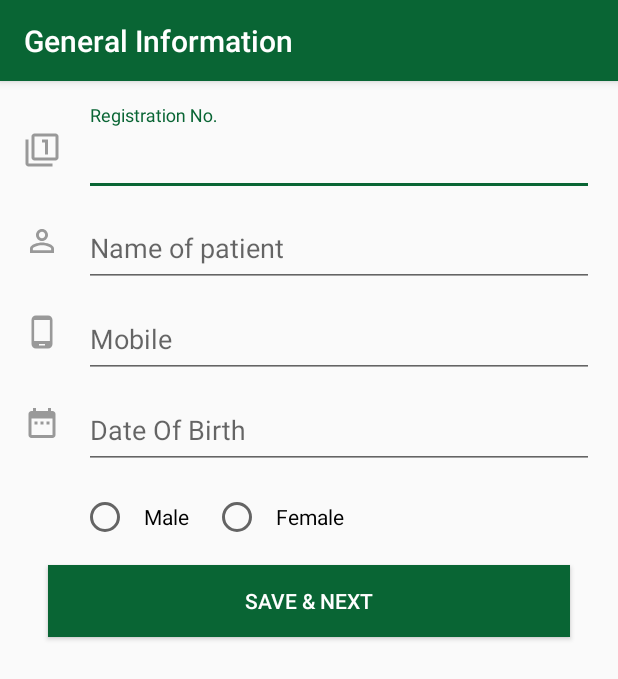
After one commit to paddyhost/RMP, an Android app: the GeneralInformation screen opened directly, with no data from a screen before it, on a phone screen of 412 x 824 dp. The commit adds this screen. Shown: the top 679 px of the screen. Run offline under Robolectric (Android 15) with nearby library versions, the phone set to English and light mode, and no system bars.

Commit message:
General Information

```diff
--- /dev/null
+++ b/app/src/main/java/com/example/admin/rmp/GeneralInformation.java
@@ -0,0 +1,35 @@
+package com.example.admin.rmp;
+
+import android.content.Context;
+import android.net.Uri;
+import android.os.Bundle;
+import android.support.v4.app.Fragment;
+import android.support.v7.app.AppCompatActivity;
+import android.support.v7.widget.Toolbar;
+import android.view.LayoutInflater;
+import android.view.View;
+import android.view.ViewGroup;
+
+public class GeneralInformation extends Fragment {
+
+    Toolbar customertoolbar;
+
+    public GeneralInformation() {
+        // Required empty public constructor
+    }
+
+    @Override
+    public void onCreate(Bundle savedInstanceState) {
+        super.onCreate(savedInstanceState);
+
+    }
+
+    @Override
+    public View onCreateView(LayoutInflater inflater, ViewGroup container,
+                             Bundle savedInstanceState) {
+        View rootview = inflater.inflate(R.layout.fragment_general_information, container, false);
+        customertoolbar = (Toolbar) rootview.findViewById(R.id.customer_toolbar);
+        ((AppCompatActivity)getActivity()).setSupportActionBar(customertoolbar);
+        return rootview;
+    }
+}
--- a/app/src/main/java/com/example/admin/rmp/MainActivity.java
+++ b/app/src/main/java/com/example/admin/rmp/MainActivity.java
@@ -1,5 +1,8 @@
 package com.example.admin.rmp;
 
+import android.app.FragmentManager;
+import android.support.v4.app.Fragment;
+import android.support.v4.app.FragmentTransaction;
 import android.support.v7.app.AppCompatActivity;
 import android.os.Bundle;
 
@@ -9,5 +12,13 @@ public class MainActivity extends AppCompatActivity {
     protected void onCreate(Bundle savedInstanceState) {
         super.onCreate(savedInstanceState);
         setContentView(R.layout.activity_main);
+        loadFragment(new GeneralInformation());
+    }
+
+    private void loadFragment(Fragment fragment) {
+        GeneralInformation generalinformation = new GeneralInformation();
+        FragmentTransaction transaction = getSupportFragmentManager().beginTransaction();
+        transaction.add(R.id.framelayout, generalinformation);
+        transaction.commit();
     }
 }
--- /dev/null
+++ b/app/src/main/res/drawable/ic_date_range_black_24dp.xml
@@ -0,0 +1,9 @@
+<vector xmlns:android="http://schemas.android.com/apk/res/android"
+        android:width="24dp"
+        android:height="24dp"
+        android:viewportWidth="24.0"
+        android:viewportHeight="24.0">
+    <path
+        android:fillColor="#999999"
+        android:pathData="M9,11L7,11v2h2v-2zM13,11h-2v2h2v-2zM17,11h-2v2h2v-2zM19,4h-1L18,2h-2v2L8,4L8,2L6,2v2L5,4c-1.11,0 -1.99,0.9 -1.99,2L3,20c0,1.1 0.89,2 2,2h14c1.1,0 2,-0.9 2,-2L21,6c0,-1.1 -0.9,-2 -2,-2zM19,20L5,20L5,9h14v11z"/>
+</vector>
--- /dev/null
+++ b/app/src/main/res/drawable/ic_filter_1_black_24dp.xml
@@ -0,0 +1,9 @@
+<vector xmlns:android="http://schemas.android.com/apk/res/android"
+        android:width="24dp"
+        android:height="24dp"
+        android:viewportWidth="24.0"
+        android:viewportHeight="24.0">
+    <path
+        android:fillColor="#999999"
+        android:pathData="M3,5L1,5v16c0,1.1 0.9,2 2,2h16v-2L3,21L3,5zM14,15h2L16,5h-4v2h2v8zM21,1L7,1c-1.1,0 -2,0.9 -2,2v14c0,1.1 0.9,2 2,2h14c1.1,0 2,-0.9 2,-2L23,3c0,-1.1 -0.9,-2 -2,-2zM21,17L7,17L7,3h14v14z"/>
+</vector>
--- /dev/null
+++ b/app/src/main/res/drawable/ic_person_outline_black_24dp.xml
@@ -0,0 +1,9 @@
+<vector xmlns:android="http://schemas.android.com/apk/res/android"
+        android:width="24dp"
+        android:height="24dp"
+        android:viewportWidth="24.0"
+        android:viewportHeight="24.0">
+    <path
+        android:fillColor="#999999"
+        android:pathData="M12,5.9c1.16,0 2.1,0.94 2.1,2.1s-0.94,2.1 -2.1,2.1S9.9,9.16 9.9,8s0.94,-2.1 2.1,-2.1m0,9c2.97,0 6.1,1.46 6.1,2.1v1.1L5.9,18.1L5.9,17c0,-0.64 3.13,-2.1 6.1,-2.1M12,4C9.79,4 8,5.79 8,8s1.79,4 4,4 4,-1.79 4,-4 -1.79,-4 -4,-4zM12,13c-2.67,0 -8,1.34 -8,4v3h16v-3c0,-2.66 -5.33,-4 -8,-4z"/>
+</vector>
--- /dev/null
+++ b/app/src/main/res/drawable/ic_phone_android_black_24dp.xml
@@ -0,0 +1,9 @@
+<vector xmlns:android="http://schemas.android.com/apk/res/android"
+        android:width="24dp"
+        android:height="24dp"
+        android:viewportWidth="24.0"
+        android:viewportHeight="24.0">
+    <path
+        android:fillColor="#999999"
+        android:pathData="M16,1L8,1C6.34,1 5,2.34 5,4v16c0,1.66 1.34,3 3,3h8c1.66,0 3,-1.34 3,-3L19,4c0,-1.66 -1.34,-3 -3,-3zM14,21h-4v-1h4v1zM17.25,18L6.75,18L6.75,4h10.5v14z"/>
+</vector>
--- a/app/src/main/res/layout/activity_main.xml
+++ b/app/src/main/res/layout/activity_main.xml
@@ -1,18 +1,10 @@
 <?xml version="1.0" encoding="utf-8"?>
-<android.support.constraint.ConstraintLayout xmlns:android="http://schemas.android.com/apk/res/android"
+<FrameLayout xmlns:android="http://schemas.android.com/apk/res/android"
     xmlns:app="http://schemas.android.com/apk/res-auto"
     xmlns:tools="http://schemas.android.com/tools"
     android:layout_width="match_parent"
     android:layout_height="match_parent"
-    tools:context="com.example.admin.rmp.MainActivity">
-
-    <TextView
-        android:layout_width="wrap_content"
-        android:layout_height="wrap_content"
-        android:text="Hello World!"
-        app:layout_constraintBottom_toBottomOf="parent"
-        app:layout_constraintLeft_toLeftOf="parent"
-        app:layout_constraintRight_toRightOf="parent"
-        app:layout_constraintTop_toTopOf="parent" />
-
-</android.support.constraint.ConstraintLayout>
+    android:orientation="vertical"
+    tools:context="com.example.admin.rmp.MainActivity"
+    android:id="@+id/framelayout">
+</FrameLayout>
--- /dev/null
+++ b/app/src/main/res/layout/fragment_general_information.xml
@@ -0,0 +1,148 @@
+<LinearLayout xmlns:android="http://schemas.android.com/apk/res/android"
+    xmlns:tools="http://schemas.android.com/tools"
+    android:layout_width="match_parent"
+    android:layout_height="match_parent"
+    android:orientation="vertical"
+    xmlns:app="http://schemas.android.com/apk/res-auto"
+    tools:context="com.example.admin.rmp.GeneralInformation">
+
+    <android.support.design.widget.AppBarLayout
+        android:id="@+id/appbar"
+        android:background="@color/colorAccent"
+        android:layout_width="match_parent"
+        android:layout_height="wrap_content"
+        android:theme="@style/ThemeOverlay.AppCompat.Dark.ActionBar">
+        <android.support.v7.widget.Toolbar
+            android:layout_width="match_parent"
+            android:layout_height="54dp"
+            android:background="@color/colorAccent"
+            app:title="General Information"
+            android:id="@+id/customer_toolbar">
+        </android.support.v7.widget.Toolbar>
+
+    </android.support.design.widget.AppBarLayout>
+
+    <LinearLayout
+        android:layout_width="match_parent"
+        android:layout_height="match_parent"
+        android:orientation="vertical"
+        android:padding="16dp">
+
+        <LinearLayout
+            android:layout_width="match_parent"
+            android:layout_height="wrap_content"
+            android:orientation="horizontal">
+
+            <ImageView
+                android:layout_width="wrap_content"
+                android:layout_height="wrap_content"
+                android:src="@drawable/ic_filter_1_black_24dp"
+                android:layout_gravity="center_vertical"
+                android:layout_marginRight="16dp"/>
+            <android.support.design.widget.TextInputLayout
+                android:layout_width="0dp"
+                android:layout_weight="1"
+                android:layout_height="wrap_content">
+                <android.support.design.widget.TextInputEditText
+                    android:layout_width="match_parent"
+                    android:layout_height="50dp"
+                    android:hint="Registration No."/>
+            </android.support.design.widget.TextInputLayout>
+        </LinearLayout>
+        <LinearLayout
+            android:layout_width="match_parent"
+            android:layout_height="wrap_content"
+            android:orientation="horizontal">
+
+            <ImageView
+                android:layout_width="wrap_content"
+                android:layout_height="wrap_content"
+                android:src="@drawable/ic_person_outline_black_24dp"
+                android:layout_gravity="center_vertical"
+                android:layout_marginRight="16dp"/>
+            <android.support.design.widget.TextInputLayout
+                android:layout_width="0dp"
+                android:layout_weight="1"
+                android:layout_height="wrap_content">
+                <android.support.design.widget.TextInputEditText
+                    android:layout_width="match_parent"
+                    android:layout_height="50dp"
+                    android:hint="Name of patient"/>
+            </android.support.design.widget.TextInputLayout>
+        </LinearLayout>
+        <LinearLayout
+            android:layout_width="match_parent"
+            android:layout_height="wrap_content"
+            android:orientation="horizontal">
+
+            <ImageView
+                android:layout_width="wrap_content"
+                android:layout_height="wrap_content"
+                android:src="@drawable/ic_phone_android_black_24dp"
+                android:layout_gravity="center_vertical"
+                android:layout_marginRight="16dp"/>
+            <android.support.design.widget.TextInputLayout
+                android:layout_width="0dp"
+                android:layout_weight="1"
+                android:layout_height="wrap_content">
+                <android.support.design.widget.TextInputEditText
+                    android:layout_width="match_parent"
+                    android:layout_height="50dp"
+                    android:hint="Mobile"/>
+            </android.support.design.widget.TextInputLayout>
+        </LinearLayout>
+        <LinearLayout
+            android:layout_width="match_parent"
+            android:layout_height="wrap_content"
+            android:orientation="horizontal">
+
+            <ImageView
+                android:layout_width="wrap_content"
+                android:layout_height="wrap_content"
+                android:src="@drawable/ic_date_range_black_24dp"
+                android:layout_gravity="center_vertical"
+                android:layout_marginRight="16dp"/>
+            <android.support.design.widget.TextInputLayout
+                android:layout_width="0dp"
+                android:layout_weight="1"
+                android:layout_height="wrap_content">
+                <android.support.design.widget.TextInputEditText
+                    android:layout_width="match_parent"
+                    android:layout_height="50dp"
+                    android:hint="Date Of Birth"/>
+            </android.support.design.widget.TextInputLayout>
+        </LinearLayout>
+        <RadioGroup
+            android:layout_width="match_parent"
+            android:layout_height="wrap_content"
+            android:layout_marginLeft="38dp"
+            android:orientation="horizontal"
+            android:layout_marginTop="16dp">
+
+            <RadioButton
+                android:layout_width="wrap_content"
+                android:layout_height="wrap_content"
+                android:text="Male"
+                android:paddingLeft="10dp"/>
+
+            <RadioButton
+                android:layout_width="wrap_content"
+                android:layout_height="wrap_content"
+                android:text="Female"
+                android:paddingLeft="10dp"
+                android:layout_marginLeft="16dp"/>
+
+        </RadioGroup>
+
+        <Button
+            android:layout_width="match_parent"
+            android:layout_height="wrap_content"
+            android:layout_marginTop="16dp"
+            android:background="@color/colorPrimary"
+            android:layout_marginLeft="16dp"
+            android:layout_marginRight="16dp"
+            android:text="Save &amp; Next"
+            android:textColor="@color/white"/>
+    </LinearLayout>
+
+</LinearLayout>
--- a/app/src/main/res/values/strings.xml
+++ b/app/src/main/res/values/strings.xml
@@ -1,3 +1,6 @@
 <resources>
     <string name="app_name">RMP</string>
+
+    <!-- TODO: Remove or change this placeholder text -->
+    <string name="hello_blank_fragment">Hello blank fragment</string>
 </resources>
```
